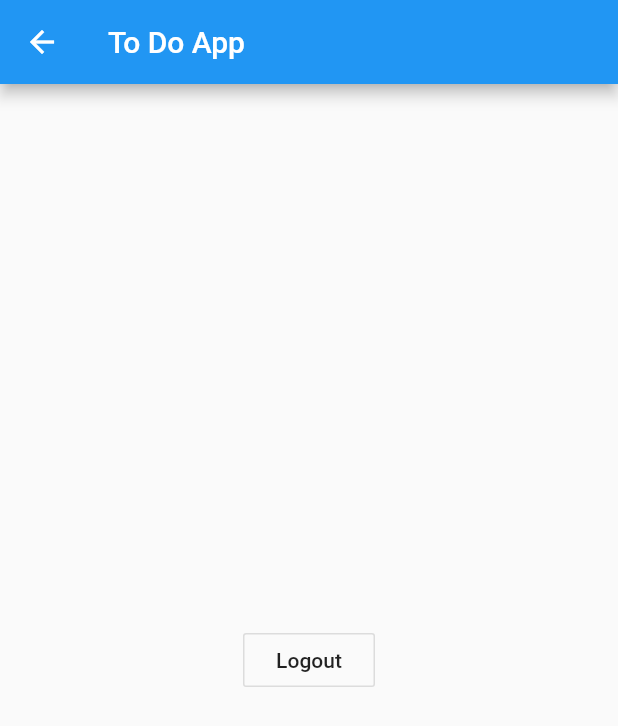
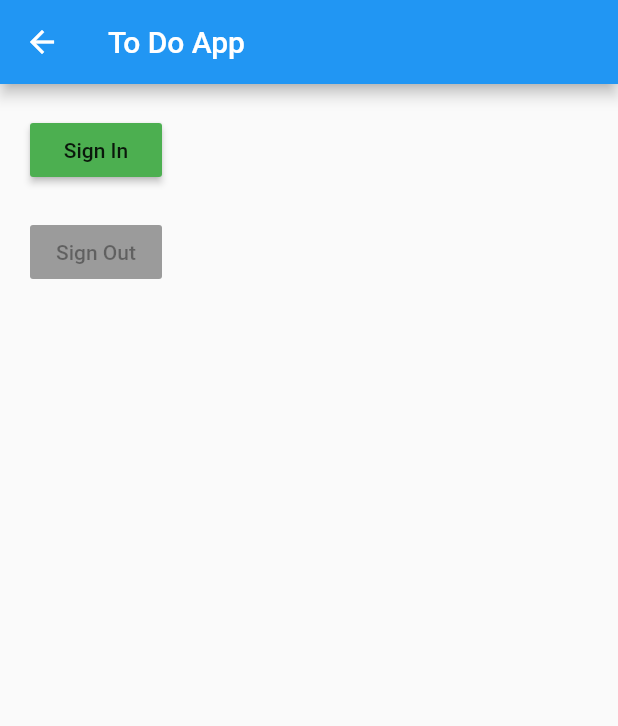
Before and after one commit to GodsEye-07/ToDoApp, a Flutter app: the SecondScreen screen opened directly, on a phone screen of 412 x 824 dp. Shown: the top 726 px of the screen. Run offline on Flutter 3.47's test engine with Material 2 defaults, Android fonts, the phone set to English and light mode, and no system bars; our stand-ins replace firebase_auth, google_sign_in; accounts and stored records are empty.

```diff
--- a/lib/main.dart
+++ b/lib/main.dart
@@ -1,4 +1,6 @@
 import 'package:flutter/material.dart';
+import 'package:firebase_auth/firebase_auth.dart';
+import 'package:google_sign_in/google_sign_in.dart';
 
 void main() => runApp(MyApp());
 
@@ -17,6 +19,25 @@ class MyApp extends StatelessWidget {
 }
 
 class FirstScreen extends StatelessWidget{
+
+  final FirebaseAuth _auth = FirebaseAuth.instance;
+  final GoogleSignIn googleSignIn = new GoogleSignIn();
+
+  Future<FirebaseUser> _SignIn() async{
+
+    GoogleSignInAccount googleSignInAccount = await googleSignIn.signIn();
+    GoogleSignInAuthentication gSA = await googleSignInAccount.authentication;
+
+    FirebaseUser user = await _auth.signInWithGoogle(
+       idToken: gSA.idToken, accessToken: gSA.accessToken
+    );
+
+    print('username : ${user.displayName}');
+
+    return user;
+
+  }
+
   @override
   Widget build (BuildContext context) {
     return new Scaffold(
@@ -45,14 +66,24 @@ class SecondScreen extends StatelessWidget {
       appBar: AppBar(
         title: Text("To Do App"),
       ),
-      body: Center(
-        child: OutlineButton(
-          onPressed: () {
-            Navigator.pop(context);
-            shape: new RoundedRectangleBorder(borderRadius: new BorderRadius.circular(80.0));
-            BorderSide: BorderSide(color: Colors.blue);
-          },
-          child: Text('Logout'),
+      body: new Padding(
+        padding: const EdgeInsets.all(20.0),
+        child: new Column(
+          children: <Widget>[
+            new RaisedButton(
+              onPressed: () => _signIn().then(),
+              child: new Text("Sign In"),
+              color: Colors.green,
+            ),
+            new Padding(
+              padding: const EdgeInsets.all(10.0),
+            ),
+            new RaisedButton(
+              onPressed: null,
+              child: new Text("Sign Out"),
+              color: Colors.red,
+            )
+          ],
         ),
       ),
     );
--- a/pubspec.yaml
+++ b/pubspec.yaml
@@ -19,6 +19,8 @@ dependencies:
   # The following adds the Cupertino Icons font to your application.
   # Use with the CupertinoIcons class for iOS style icons.
   cupertino_icons: ^0.1.2
+  firebase_auth:
+  google_sign_in:
 
 dev_dependencies:
   flutter_test:
```
Also changed, not shown: 5 other files.
